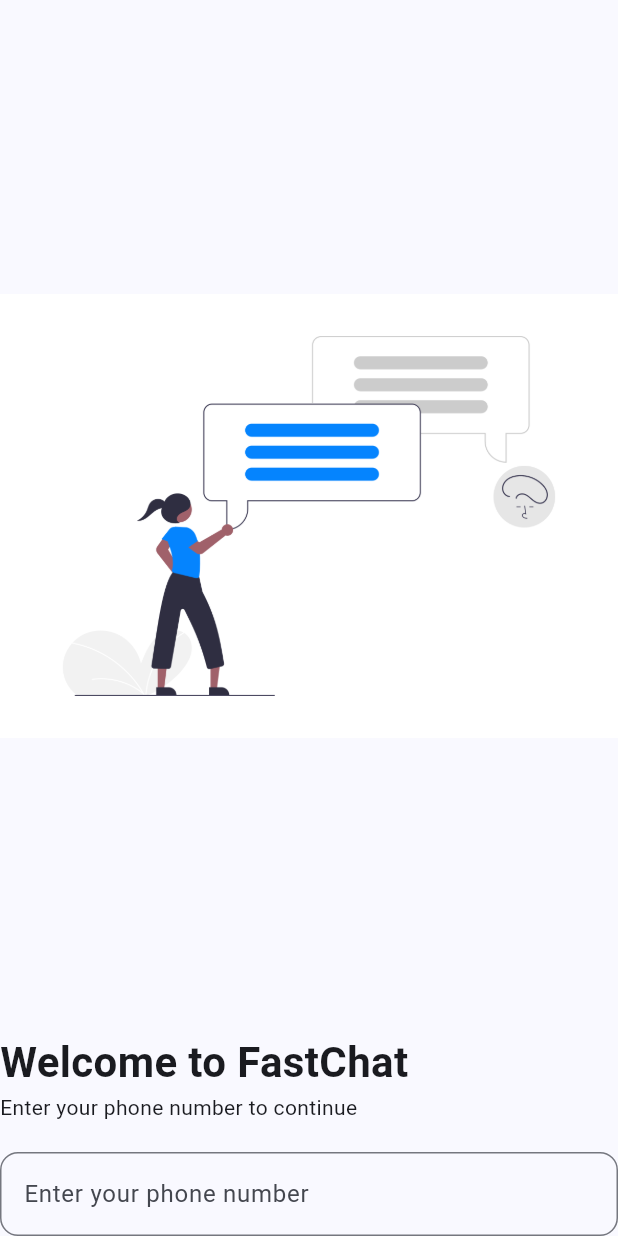
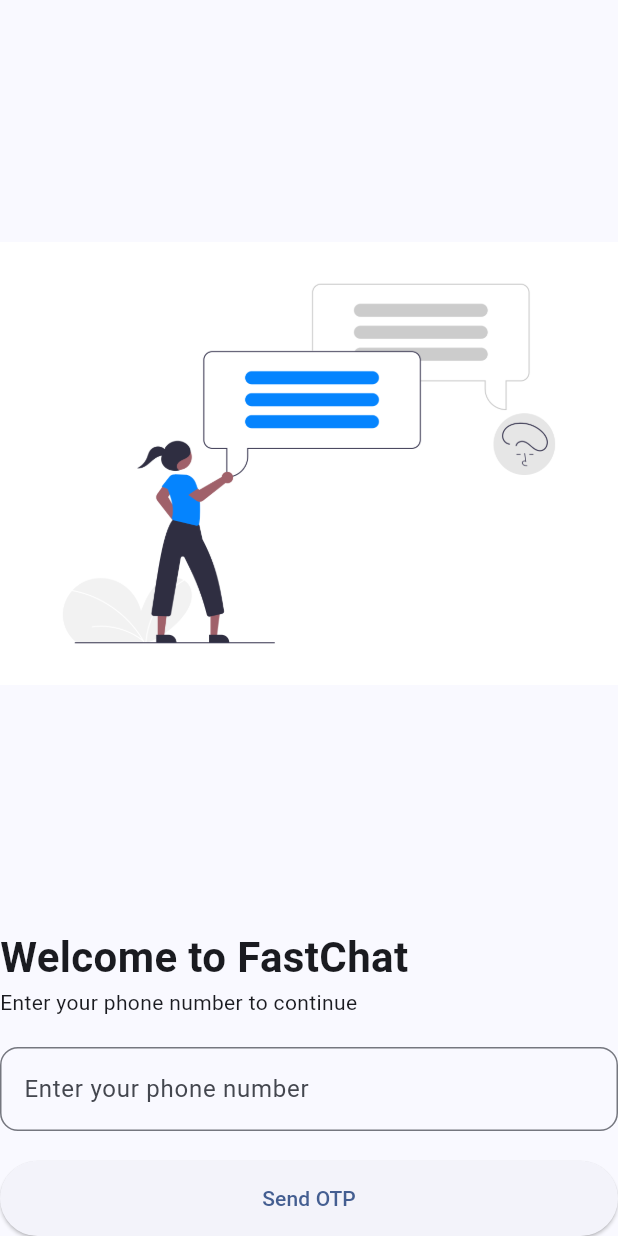
Before and after one commit to adogbeji/FlutterChatAppOne, a Flutter app: the screen it shows after launch, on a phone screen of 412 x 824 dp. Run offline on Flutter 3.47's test engine with Material 3 defaults, Android fonts, the phone set to English and light mode, and no system bars.

Commit message:
Start adding button in phone login screen

```diff
--- a/lib/views/screens/auth/phone_login.dart
+++ b/lib/views/screens/auth/phone_login.dart
@@ -8,6 +8,13 @@ class PhoneLogin extends StatefulWidget {
 }
 
 class _PhoneLoginState extends State<PhoneLogin> {
+  // Form Key
+  final _formKey_1 = GlobalKey<FormState>();
+  final _formKey_2 = GlobalKey<FormState>();
+
+  TextEditingController _phoneNumberController = TextEditingController();
+  TextEditingController _otpController = TextEditingController();
+
   @override
   Widget build(BuildContext context) {
     return Scaffold(
@@ -29,16 +36,29 @@ class _PhoneLoginState extends State<PhoneLogin> {
           const SizedBox(height: 20,),
 
           Form(
+            key: _formKey_1,
             child: TextFormField(
+              controller: _phoneNumberController,
               keyboardType: TextInputType.phone,
               decoration: InputDecoration(
                 labelText: 'Enter your phone number',
                 border: OutlineInputBorder(
                   borderRadius: BorderRadius.circular(12),
-                )
+                ),
               ),
             ),
           ),
+
+          const SizedBox(height: 20,),
+          SizedBox(
+            height: 50,
+            width: double.infinity,
+            child: ElevatedButton(
+              onPressed: () {},
+              style: ElevatedButton.styleFrom(),
+              child: const Text('Send OTP'),
+            ),
+          )
         ],
       ),
     );
```
